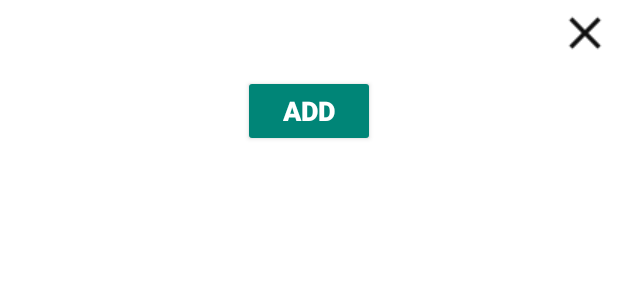
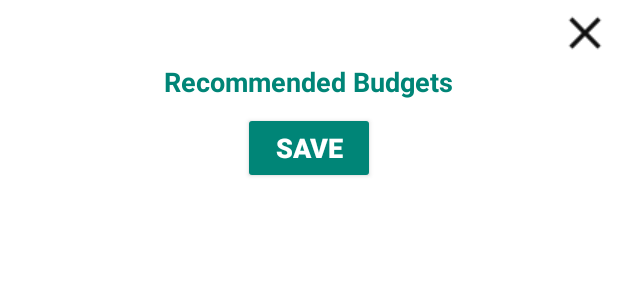
Before and after one commit to dileep-g/Smart-Budget-App, an Android app: the layout alert_budget_edit.xml on its own in the app's theme, with its tools: preview values and no code run, on a phone screen of 412 x 824 dp. Shown: the top 300 px of the screen. Run offline under Robolectric (Android 15) with nearby library versions, the phone set to English and light mode, and no system bars.

Commit message:
inital working app

```diff
--- a/app/src/main/java/com/iui/smartbudget/ui/alerts/AlertsFragment.java
+++ b/app/src/main/java/com/iui/smartbudget/ui/alerts/AlertsFragment.java
@@ -1,6 +1,7 @@
 package com.iui.smartbudget.ui.alerts;
 
 import android.os.Bundle;
+import android.provider.ContactsContract;
 import android.view.LayoutInflater;
 import android.view.View;
 import android.view.ViewGroup;
@@ -20,6 +21,7 @@ import com.iui.smartbudget.utilities.Bucket;
 import com.iui.smartbudget.utilities.DataHolder;
 import com.iui.smartbudget.utilities.Recommender;
 
+import java.util.ArrayList;
 import java.util.Date;
 import java.util.HashMap;
 import java.util.List;
@@ -45,6 +47,10 @@ public class AlertsFragment extends Fragment {
 
         mRelativeLayout = (RelativeLayout) view.findViewById(R.id.alerts_home);
 
+        DataHolder.alerts = new ArrayList<>();
+        Recommender recommender = new Recommender();
+        recommender.createBuckets();
+
         mListadapter = new AlertsAdapter(DataHolder.getInstance().alerts, getContext(), mRelativeLayout);
         mRecyclerView.setAdapter(mListadapter);
         DividerItemDecoration dividerItemDecoration = new DividerItemDecoration(mRecyclerView.getContext(), DividerItemDecoration.HORIZONTAL);
--- a/app/src/main/java/com/iui/smartbudget/ui/budget/BudgetFragment.java
+++ b/app/src/main/java/com/iui/smartbudget/ui/budget/BudgetFragment.java
@@ -34,6 +34,7 @@ import com.iui.smartbudget.R;
 import com.iui.smartbudget.ui.transactions.TransactionsAdapter;
 import com.iui.smartbudget.utilities.Bucket;
 import com.iui.smartbudget.utilities.DataHolder;
+import com.iui.smartbudget.utilities.Recommender;
 import com.iui.smartbudget.utilities.Record;
 
 import java.time.Month;
--- /dev/null
+++ b/app/src/main/res/drawable/ic_edit_black_24dp.xml
@@ -0,0 +1,5 @@
+<vector android:height="24dp" android:tint="#008577"
+    android:viewportHeight="24.0" android:viewportWidth="24.0"
+    android:width="24dp" xmlns:android="http://schemas.android.com/apk/res/android">
+    <path android:fillColor="#FF000000" android:pathData="M3,17.25V21h3.75L17.81,9.94l-3.75,-3.75L3,17.25zM20.71,7.04c0.39,-0.39 0.39,-1.02 0,-1.41l-2.34,-2.34c-0.39,-0.39 -1.02,-0.39 -1.41,0l-1.83,1.83 3.75,3.75 1.83,-1.83z"/>
+</vector>
--- a/app/src/main/res/layout/alert_budget_edit.xml
+++ b/app/src/main/res/layout/alert_budget_edit.xml
@@ -21,13 +21,25 @@
         android:layout_margin="8dp"
         />
 
+    <TextView
+        android:id="@+id/tv_alert_budget"
+        android:layout_width="wrap_content"
+        android:layout_height="wrap_content"
+        android:layout_below="@id/ib_alerts_close"
+        android:text="Recommended Budgets"
+        android:textSize="18sp"
+        android:textStyle="bold"
+        android:textColor="@color/colorPrimary"
+        android:layout_centerInParent="true"
+        />
+
     <com.google.android.material.textfield.TextInputLayout
         android:id="@+id/edit_entertainment_layout"
         android:layout_width="match_parent"
         android:layout_height="wrap_content"
         android:theme="@style/HintText"
         android:hint="Entertainment"
-        android:layout_below="@id/ib_alerts_close"
+        android:layout_below="@id/tv_alert_budget"
         android:visibility="gone"
         android:layout_margin="8dp">
 
@@ -134,7 +146,7 @@
         android:layout_width="wrap_content"
         android:layout_height="wrap_content"
         android:layout_below="@id/edit_shopping_layout"
-        android:text="ADD"
+        android:text="SAVE"
         android:textStyle="bold"
         android:textSize="18sp"
         android:textColor="@color/white"
--- a/app/src/main/res/layout/budget_add.xml
+++ b/app/src/main/res/layout/budget_add.xml
@@ -52,7 +52,7 @@
         android:layout_width="wrap_content"
         android:layout_height="wrap_content"
         android:layout_below="@id/add_budget_category"
-        android:text="ADD"
+        android:text="SAVE"
         android:textStyle="bold"
         android:textSize="18sp"
         android:textColor="@color/white"
--- a/app/src/main/res/layout/fragment_budget.xml
+++ b/app/src/main/res/layout/fragment_budget.xml
@@ -23,7 +23,7 @@
                 android:layout_width="30dp"
                 android:layout_height="30dp"
                 android:layout_weight="20"
-                android:src="@drawable/ic_add_box_black_24dp"
+                android:src="@drawable/ic_edit_black_24dp"
                 android:scaleX="1.75"
                 android:scaleY="1.75"
                 android:background="@android:color/transparent"
```
Also changed, not shown: app/src/main/java/com/iui/smartbudget/ui/alerts/AlertsAdapter.java (+24 -8 lines), app/src/main/java/com/iui/smartbudget/ui/transactions/TransactionsFragment.java (+7 -2 lines), app/src/main/java/com/iui/smartbudget/utilities/Recommender.java (+19 -0 lines).
